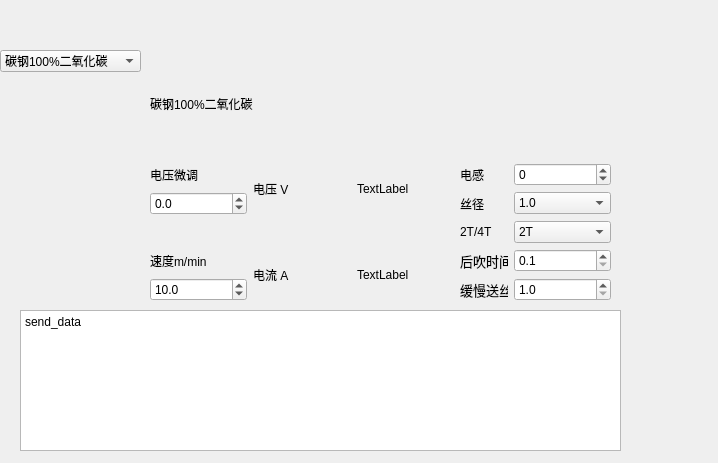
ZIME-KING/QT_Learn, file untitled4/dialog.ui: the form before one commit.
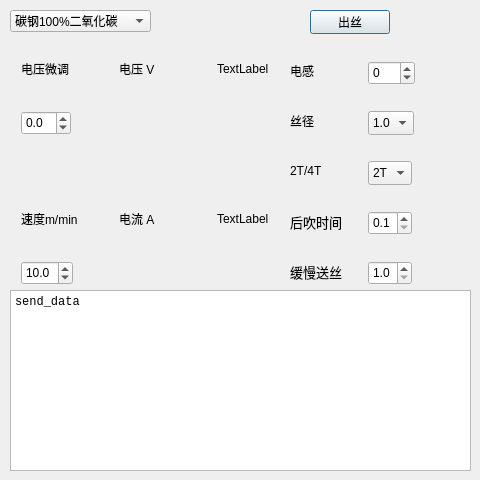
The form after the commit.

What changed in the file:
```diff
--- a/untitled4/dialog.ui
+++ b/untitled4/dialog.ui
@@ -6,54 +6,126 @@
    <rect>
     <x>0</x>
     <y>0</y>
-    <width>718</width>
-    <height>463</height>
+    <width>480</width>
+    <height>480</height>
    </rect>
   </property>
   <property name="windowTitle">
    <string>Dialog</string>
   </property>
-  <widget class="QWidget" name="layoutWidget">
+  <widget class="QComboBox" name="comboBox_3">
    <property name="geometry">
     <rect>
-     <x>150</x>
-     <y>50</y>
+     <x>10</x>
+     <y>10</y>
+     <width>141</width>
+     <height>22</height>
+    </rect>
+   </property>
+   <item>
+    <property name="text">
+     <string>碳钢100%二氧化碳</string>
+    </property>
+   </item>
+   <item>
+    <property name="text">
+     <string>碳钢25%二氧化碳</string>
+    </property>
+   </item>
+   <item>
+    <property name="text">
+     <string>恒压</string>
+    </property>
+   </item>
+   <item>
+    <property name="text">
+     <string>无气药芯</string>
+    </property>
+   </item>
+   <item>
+    <property name="text">
+     <string>拉丝枪</string>
+    </property>
+   </item>
+  </widget>
+  <widget class="QTextEdit" name="textEdit">
+   <property name="geometry">
+    <rect>
+     <x>10</x>
+     <y>290</y>
      <width>461</width>
-     <height>251</height>
+     <height>181</height>
     </rect>
    </property>
-   <layout class="QGridLayout" name="gridLayout">
-    <property name="sizeConstraint">
-     <enum>QLayout::SetMaximumSize</enum>
-    </property>
-    <item row="2" column="3">
-     <widget class="QLabel" name="label_6">
-      <property name="minimumSize">
-       <size>
-        <width>24</width>
-        <height>21</height>
-       </size>
-      </property>
-      <property name="lineWidth">
-       <number>3</number>
+   <property name="font">
+    <font>
+     <family>Courier New</family>
+     <pointsize>16</pointsize>
+    </font>
+   </property>
+   <property name="html">
+    <string>&lt;!DOCTYPE HTML PUBLIC &quot;-//W3C//DTD HTML 4.0//EN&quot; &quot;http://www.w3.org/TR/REC-html40/strict.dtd&quot;&gt;
+&lt;html&gt;&lt;head&gt;&lt;meta name=&quot;qrichtext&quot; content=&quot;1&quot; /&gt;&lt;meta charset=&quot;utf-8&quot; /&gt;&lt;style type=&quot;text/css&quot;&gt;
+p, li { white-space: pre-wrap; }
+&lt;/style&gt;&lt;/head&gt;&lt;body style=&quot; font-family:'Courier New'; font-size:16pt; font-weight:400; font-style:normal;&quot;&gt;
+&lt;p style=&quot; margin-top:0px; margin-bottom:0px; margin-left:0px; margin-right:0px; -qt-block-indent:0; text-indent:0px;&quot;&gt;&lt;span style=&quot; font-family:'Microsoft YaHei UI'; font-size:9pt;&quot;&gt;send_data&lt;/span&gt;&lt;/p&gt;&lt;/body&gt;&lt;/html&gt;</string>
+   </property>
+  </widget>
+  <widget class="QPushButton" name="pushButton">
+   <property name="geometry">
+    <rect>
+     <x>310</x>
+     <y>10</y>
+     <width>80</width>
+     <height>24</height>
+    </rect>
       </property>
       <property name="text">
-       <string>丝径</string>
-      </property>
-     </widget>
-    </item>
-    <item row="1" column="1" rowspan="2">
-     <widget class="QLabel" name="label_5">
-      <property name="lineWidth">
-       <number>3</number>
-      </property>
+    <string>出丝</string>
+   </property>
+  </widget>
+  <widget class="QComboBox" name="comboBox_2">
+   <property name="geometry">
+    <rect>
+     <x>368</x>
+     <y>161</y>
+     <width>44</width>
+     <height>24</height>
+    </rect>
+   </property>
+   <item>
+    <property name="text">
+     <string>2T</string>
+    </property>
+   </item>
+   <item>
+    <property name="text">
+     <string>4T</string>
+    </property>
+   </item>
+  </widget>
+  <widget class="QLabel" name="label_10">
+   <property name="geometry">
+    <rect>
+     <x>217</x>
+     <y>61</y>
+     <width>54</width>
+     <height>16</height>
+    </rect>
+   </property>
       <property name="text">
-       <string>电压 V</string>
-      </property>
-     </widget>
-    </item>
-    <item row="2" column="0">
+    <string>TextLabel</string>
+   </property>
+  </widget>
      <widget class="QDoubleSpinBox" name="doubleSpinBox">
+   <property name="geometry">
+    <rect>
+     <x>21</x>
+     <y>111</y>
+     <width>50</width>
+     <height>24</height>
+    </rect>
+   </property>
       <property name="decimals">
        <number>1</number>
       </property>
@@ -67,46 +139,31 @@
        <double>0.100000000000000</double>
       </property>
      </widget>
-    </item>
-    <item row="5" column="3">
-     <widget class="QLabel" name="label_9">
-      <property name="minimumSize">
-       <size>
-        <width>48</width>
-        <height>21</height>
-       </size>
-      </property>
-      <property name="maximumSize">
-       <size>
-        <width>48</width>
-        <height>21</height>
-       </size>
-      </property>
-      <property name="font">
-       <font>
-        <pointsize>10</pointsize>
-        <italic>false</italic>
-        <bold>false</bold>
-        <kerning>true</kerning>
-       </font>
+  <widget class="QLabel" name="label_5">
+   <property name="geometry">
+    <rect>
+     <x>119</x>
+     <y>61</y>
+     <width>36</width>
+     <height>16</height>
+    </rect>
       </property>
       <property name="lineWidth">
        <number>3</number>
       </property>
       <property name="text">
-       <string>缓慢送丝</string>
-      </property>
-     </widget>
-    </item>
-    <item row="1" column="2" rowspan="2">
-     <widget class="QLabel" name="label_10">
-      <property name="text">
-       <string>TextLabel</string>
-      </property>
-     </widget>
-    </item>
-    <item row="5" column="0">
+    <string>电压 V</string>
+   </property>
+  </widget>
      <widget class="QDoubleSpinBox" name="doubleSpinBox_3">
+   <property name="geometry">
+    <rect>
+     <x>21</x>
+     <y>261</y>
+     <width>52</width>
+     <height>24</height>
+    </rect>
+   </property>
       <property name="decimals">
        <number>1</number>
       </property>
@@ -123,9 +180,15 @@
        <double>10.000000000000000</double>
       </property>
      </widget>
-    </item>
-    <item row="4" column="0">
      <widget class="QLabel" name="label_12">
+   <property name="geometry">
+    <rect>
+     <x>21</x>
+     <y>211</y>
+     <width>63</width>
+     <height>16</height>
+    </rect>
+   </property>
       <property name="lineWidth">
        <number>3</number>
       </property>
@@ -133,32 +196,28 @@
        <string>速度m/min</string>
       </property>
      </widget>
-    </item>
-    <item row="4" column="2" rowspan="2">
      <widget class="QLabel" name="label">
+   <property name="geometry">
+    <rect>
+     <x>217</x>
+     <y>211</y>
+     <width>54</width>
+     <height>16</height>
+    </rect>
+   </property>
       <property name="text">
        <string>TextLabel</string>
       </property>
      </widget>
-    </item>
-    <item row="3" column="3">
-     <widget class="QLabel" name="label_8">
-      <property name="minimumSize">
-       <size>
-        <width>33</width>
-        <height>21</height>
-       </size>
-      </property>
-      <property name="lineWidth">
-       <number>3</number>
-      </property>
-      <property name="text">
-       <string>2T/4T</string>
-      </property>
-     </widget>
-    </item>
-    <item row="1" column="0">
      <widget class="QLabel" name="label_11">
+   <property name="geometry">
+    <rect>
+     <x>21</x>
+     <y>61</y>
+     <width>48</width>
+     <height>16</height>
+    </rect>
+   </property>
       <property name="lineWidth">
        <number>3</number>
       </property>
@@ -166,9 +225,15 @@
        <string>电压微调</string>
       </property>
      </widget>
-    </item>
-    <item row="4" column="1" rowspan="2">
      <widget class="QLabel" name="label_7">
+   <property name="geometry">
+    <rect>
+     <x>119</x>
+     <y>211</y>
+     <width>36</width>
+     <height>16</height>
+    </rect>
+   </property>
       <property name="lineWidth">
        <number>3</number>
       </property>
@@ -176,55 +241,15 @@
        <string>电流 A</string>
       </property>
      </widget>
-    </item>
-    <item row="4" column="3">
-     <widget class="QLabel" name="label_4">
-      <property name="minimumSize">
-       <size>
-        <width>48</width>
-        <height>21</height>
-       </size>
-      </property>
-      <property name="maximumSize">
-       <size>
-        <width>48</width>
-        <height>21</height>
-       </size>
-      </property>
-      <property name="font">
-       <font>
-        <pointsize>10</pointsize>
-        <italic>false</italic>
-        <bold>false</bold>
-        <kerning>true</kerning>
-       </font>
-      </property>
-      <property name="lineWidth">
-       <number>3</number>
-      </property>
-      <property name="text">
-       <string>后吹时间</string>
-      </property>
-     </widget>
-    </item>
-    <item row="1" column="3">
-     <widget class="QLabel" name="label_2">
-      <property name="minimumSize">
-       <size>
-        <width>24</width>
-        <height>21</height>
-       </size>
-      </property>
-      <property name="lineWidth">
-       <number>3</number>
-      </property>
-      <property name="text">
-       <string>电感</string>
-      </property>
-     </widget>
-    </item>
-    <item row="4" column="4">
      <widget class="QDoubleSpinBox" name="doubleSpinBox_2">
+   <property name="geometry">
+    <rect>
+     <x>368</x>
+     <y>211</y>
+     <width>44</width>
+     <height>24</height>
+    </rect>
+   </property>
       <property name="decimals">
        <number>1</number>
       </property>
@@ -238,23 +263,15 @@
        <double>0.100000000000000</double>
       </property>
      </widget>
-    </item>
-    <item row="3" column="4">
-     <widget class="QComboBox" name="comboBox_2">
-      <item>
-       <property name="text">
-        <string>2T</string>
-       </property>
-      </item>
-      <item>
-       <property name="text">
-        <string>4T</string>
-       </property>
-      </item>
-     </widget>
-    </item>
-    <item row="2" column="4">
      <widget class="QComboBox" name="comboBox">
+   <property name="geometry">
+    <rect>
+     <x>368</x>
+     <y>111</y>
+     <width>46</width>
+     <height>24</height>
+    </rect>
+   </property>
       <item>
        <property name="text">
         <string>1.0</string>
@@ -271,9 +288,15 @@
        </property>
       </item>
      </widget>
-    </item>
-    <item row="1" column="4">
      <widget class="QSpinBox" name="spinBox">
+   <property name="geometry">
+    <rect>
+     <x>368</x>
+     <y>61</y>
+     <width>47</width>
+     <height>24</height>
+    </rect>
+   </property>
       <property name="minimum">
        <number>-10</number>
       </property>
@@ -281,9 +304,15 @@
        <number>10</number>
       </property>
      </widget>
-    </item>
-    <item row="5" column="4">
      <widget class="QDoubleSpinBox" name="doubleSpinBox_4">
+   <property name="geometry">
+    <rect>
+     <x>368</x>
+     <y>261</y>
+     <width>44</width>
+     <height>24</height>
+    </rect>
+   </property>
       <property name="decimals">
        <number>1</number>
       </property>
@@ -297,71 +326,118 @@
        <double>0.100000000000000</double>
       </property>
      </widget>
-    </item>
-    <item row="0" column="0" colspan="3">
-     <widget class="QLabel" name="label_3">
+  <widget class="QLabel" name="label_8">
+   <property name="geometry">
+    <rect>
+     <x>290</x>
+     <y>160</y>
+     <width>64</width>
+     <height>21</height>
+    </rect>
+   </property>
+   <property name="minimumSize">
+    <size>
+     <width>33</width>
+     <height>21</height>
+    </size>
+   </property>
+   <property name="lineWidth">
+    <number>3</number>
+   </property>
       <property name="text">
-       <string>碳钢100%二氧化碳</string>
-      </property>
-     </widget>
-    </item>
-   </layout>
-  </widget>
-  <widget class="QComboBox" name="comboBox_3">
+    <string>2T/4T</string>
+   </property>
+  </widget>
+  <widget class="QLabel" name="label_4">
    <property name="geometry">
     <rect>
-     <x>0</x>
-     <y>50</y>
-     <width>141</width>
-     <height>22</height>
+     <x>290</x>
+     <y>211</y>
+     <width>64</width>
+     <height>21</height>
     </rect>
    </property>
-   <item>
-    <property name="text">
-     <string>碳钢100%二氧化碳</string>
-    </property>
-   </item>
-   <item>
-    <property name="text">
-     <string>碳钢25%二氧化碳</string>
-    </property>
-   </item>
-   <item>
+   <property name="font">
+    <font>
+     <pointsize>10</pointsize>
+     <italic>false</italic>
+     <bold>false</bold>
+     <kerning>true</kerning>
+    </font>
+   </property>
+   <property name="lineWidth">
+    <number>3</number>
+   </property>
     <property name="text">
-     <string>恒压</string>
-    </property>
-   </item>
-   <item>
+    <string>后吹时间</string>
+   </property>
+  </widget>
+  <widget class="QLabel" name="label_9">
+   <property name="geometry">
+    <rect>
+     <x>290</x>
+     <y>261</y>
+     <width>64</width>
+     <height>21</height>
+    </rect>
+   </property>
+   <property name="font">
+    <font>
+     <pointsize>10</pointsize>
+     <italic>false</italic>
+     <bold>false</bold>
+     <kerning>true</kerning>
+    </font>
+   </property>
+   <property name="lineWidth">
+    <number>3</number>
+   </property>
     <property name="text">
-     <string>无气药芯</string>
-    </property>
-   </item>
-   <item>
+    <string>缓慢送丝</string>
+   </property>
+  </widget>
+  <widget class="QLabel" name="label_2">
+   <property name="geometry">
+    <rect>
+     <x>290</x>
+     <y>60</y>
+     <width>64</width>
+     <height>21</height>
+    </rect>
+   </property>
+   <property name="minimumSize">
+    <size>
+     <width>24</width>
+     <height>21</height>
+    </size>
+   </property>
+   <property name="lineWidth">
+    <number>3</number>
+   </property>
     <property name="text">
-     <string>拉丝枪</string>
-    </property>
-   </item>
+    <string>电感</string>
+   </property>
   </widget>
-  <widget class="QTextEdit" name="textEdit">
+  <widget class="QLabel" name="label_6">
    <property name="geometry">
     <rect>
-     <x>20</x>
-     <y>310</y>
-     <width>601</width>
-     <height>141</height>
+     <x>290</x>
+     <y>110</y>
+     <width>64</width>
+     <height>21</height>
     </rect>
    </property>
-   <property name="font">
-    <font>
-     <pointsize>16</pointsize>
-    </font>
+   <property name="minimumSize">
+    <size>
+     <width>24</width>
+     <height>21</height>
+    </size>
    </property>
-   <property name="html">
-    <string>&lt;!DOCTYPE HTML PUBLIC &quot;-//W3C//DTD HTML 4.0//EN&quot; &quot;http://www.w3.org/TR/REC-html40/strict.dtd&quot;&gt;
-&lt;html&gt;&lt;head&gt;&lt;meta name=&quot;qrichtext&quot; content=&quot;1&quot; /&gt;&lt;meta charset=&quot;utf-8&quot; /&gt;&lt;style type=&quot;text/css&quot;&gt;
-p, li { white-space: pre-wrap; }
-&lt;/style&gt;&lt;/head&gt;&lt;body style=&quot; font-family:'Microsoft YaHei UI'; font-size:16pt; font-weight:400; font-style:normal;&quot;&gt;
-&lt;p style=&quot; margin-top:0px; margin-bottom:0px; margin-left:0px; margin-right:0px; -qt-block-indent:0; text-indent:0px;&quot;&gt;&lt;span style=&quot; font-size:9pt;&quot;&gt;send_data&lt;/span&gt;&lt;/p&gt;&lt;/body&gt;&lt;/html&gt;</string>
+   <property name="lineWidth">
+    <number>3</number>
+   </property>
+   <property name="text">
+    <string>丝径</string>
    </property>
   </widget>
  </widget>
```
Lines whose indentation alone changed are shown as unchanged.
